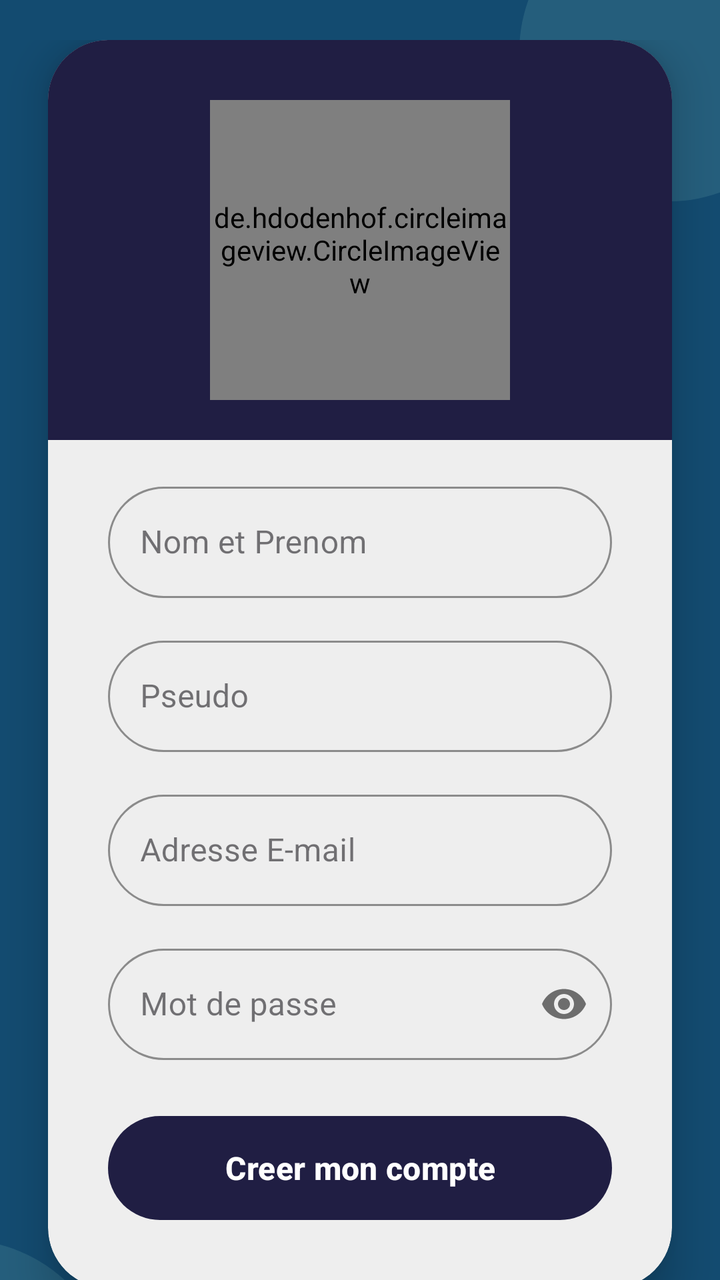
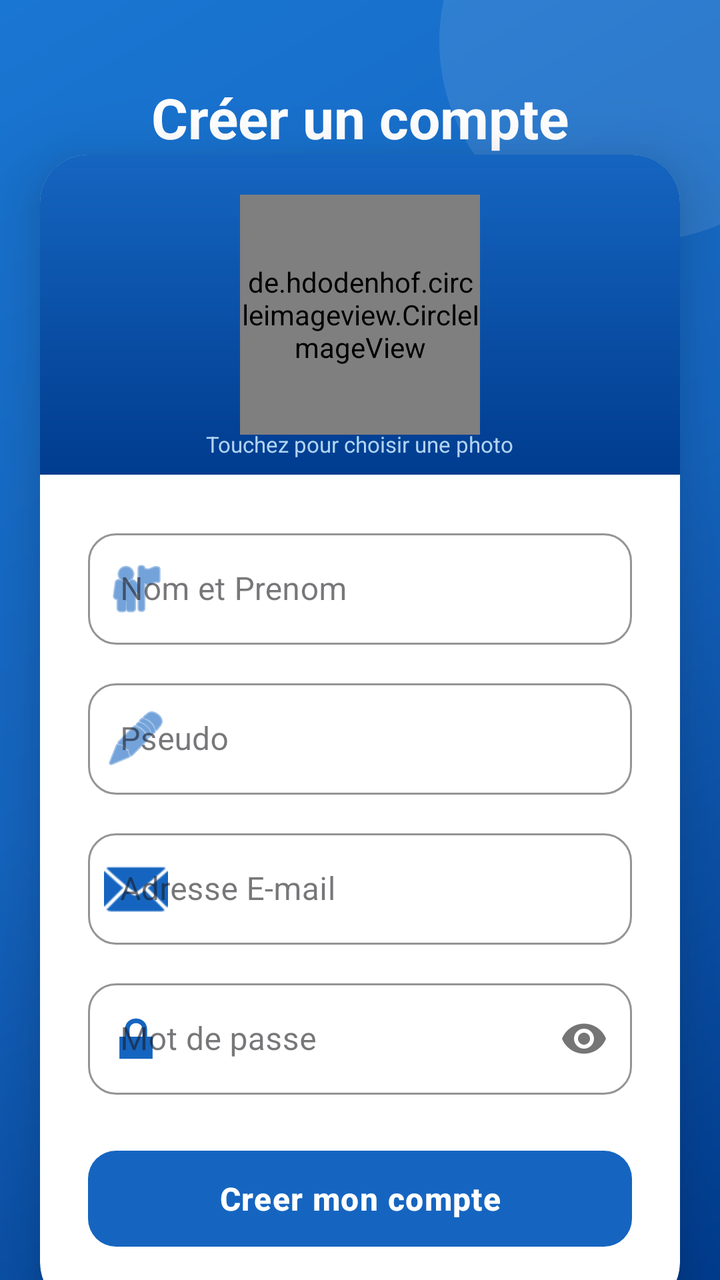

Screens rendered from an Android XML layout before and after an edit, with the pre-edit source and the edit as a unified diff.
<!-- AndroidManifest.xml: application theme Theme.Chat_app -->
<!-- res/layout/activity_register.xml -->
<?xml version="1.0" encoding="utf-8"?>
<androidx.constraintlayout.widget.ConstraintLayout xmlns:android="http://schemas.android.com/apk/res/android"
    xmlns:app="http://schemas.android.com/apk/res-auto"
    xmlns:tools="http://schemas.android.com/tools"
    android:id="@+id/register_page"
    android:layout_width="match_parent"
    android:layout_height="match_parent"
    android:background="@color/colorPrimary"
    tools:context=".RegisterActivity">

    <View
        android:layout_width="150dp"
        android:layout_height="150dp"
        android:layout_marginTop="-50dp"
        android:layout_marginEnd="-50dp"
        android:alpha="0.3"
        android:background="@drawable/circle_shape"
        android:backgroundTint="@color/colorSecondary"
        app:layout_constraintEnd_toEndOf="parent"
        app:layout_constraintTop_toTopOf="parent" />

    <View
        android:layout_width="150dp"
        android:layout_height="150dp"
        android:layout_marginTop="620dp"
        android:layout_marginEnd="304dp"
        android:alpha="0.3"
        android:background="@drawable/circle_shape"
        android:backgroundTint="@color/colorSecondary"
        app:layout_constraintEnd_toEndOf="parent"
        app:layout_constraintTop_toTopOf="parent" />

    <ScrollView
        android:layout_width="match_parent"
        android:layout_height="match_parent"
        android:fillViewport="true"
        android:scrollbars="none"
        app:layout_constraintBottom_toBottomOf="parent"
        app:layout_constraintEnd_toEndOf="parent"
        app:layout_constraintStart_toStartOf="parent"
        app:layout_constraintTop_toTopOf="parent">

        <androidx.constraintlayout.widget.ConstraintLayout
            android:layout_width="match_parent"
            android:layout_height="wrap_content"
            android:paddingBottom="20dp"
            android:paddingTop="20dp">

            <androidx.cardview.widget.CardView
                android:layout_width="0dp"
                android:layout_height="wrap_content"
                android:layout_marginHorizontal="24dp"
                app:cardBackgroundColor="@color/colorBackground"
                app:cardCornerRadius="30dp"
                app:cardElevation="12dp"
                app:layout_constraintBottom_toBottomOf="parent"
                app:layout_constraintEnd_toEndOf="parent"
                app:layout_constraintStart_toStartOf="parent"
                app:layout_constraintTop_toTopOf="parent">

                <View
                    android:layout_width="match_parent"
                    android:layout_height="200dp"
                    android:background="@color/colorPrimaryDark" />

                <LinearLayout
                    android:layout_width="match_parent"
                    android:layout_height="wrap_content"
                    android:orientation="vertical"
                    android:padding="30dp">

                    <de.hdodenhof.circleimageview.CircleImageView
                        android:id="@+id/image_register"
                        android:layout_width="150dp"
                        android:layout_height="150dp"
                        android:layout_gravity="center"
                        android:layout_marginBottom="38dp"
                        android:scaleType="centerCrop"
                        android:src="@drawable/profile"
                        app:civ_border_color="@color/colorTextOnPrimary"
                        app:civ_border_width="6dp"
                        app:civ_circle_background_color="@color/colorPrimaryDark" />

                    <com.google.android.material.textfield.TextInputLayout
                        android:id="@+id/nom_layout"
                        style="@style/Widget.MaterialComponents.TextInputLayout.OutlinedBox"
                        android:layout_width="match_parent"
                        android:layout_height="wrap_content"
                        android:layout_marginBottom="16dp"
                        app:boxCornerRadiusBottomEnd="30dp"
                        app:boxCornerRadiusBottomStart="30dp"
                        app:boxCornerRadiusTopEnd="30dp"
                        app:boxCornerRadiusTopStart="30dp"
                        app:boxStrokeColor="@color/colorPrimary"
                        app:startIconTint="@color/colorPrimary">

                        <com.google.android.material.textfield.TextInputEditText
                            android:id="@+id/nometprenom_edit_text"
                            android:layout_width="match_parent"
                            android:layout_height="wrap_content"
                            android:hint="@string/hint_nometprenom"
                            android:inputType="textPersonName" />
                    </com.google.android.material.textfield.TextInputLayout>

                    <com.google.android.material.textfield.TextInputLayout
                        android:id="@+id/pseudo_layout"
                        style="@style/Widget.MaterialComponents.TextInputLayout.OutlinedBox"
                        android:layout_width="match_parent"
                        android:layout_height="wrap_content"
                        android:layout_marginBottom="16dp"
                        app:boxCornerRadiusBottomEnd="30dp"
                        app:boxCornerRadiusBottomStart="30dp"
                        app:boxCornerRadiusTopEnd="30dp"
                        app:boxCornerRadiusTopStart="30dp"
                        app:boxStrokeColor="@color/colorPrimary"
                        app:startIconTint="@color/colorPrimary">

                        <com.google.android.material.textfield.TextInputEditText
                            android:id="@+id/pseudo_edit_text"
                            android:layout_width="match_parent"
                            android:layout_height="wrap_content"
                            android:hint="@string/hint_pseudo"
                            android:inputType="textVisiblePassword" />
                    </com.google.android.material.textfield.TextInputLayout>

                    <com.google.android.material.textfield.TextInputLayout
                        android:id="@+id/email_layout"
                        style="@style/Widget.MaterialComponents.TextInputLayout.OutlinedBox"
                        android:layout_width="match_parent"
                        android:layout_height="wrap_content"
                        android:layout_marginBottom="16dp"
                        app:boxCornerRadiusBottomEnd="30dp"
                        app:boxCornerRadiusBottomStart="30dp"
                        app:boxCornerRadiusTopEnd="30dp"
                        app:boxCornerRadiusTopStart="30dp"
                        app:boxStrokeColor="@color/colorPrimary"
                        app:startIconTint="@color/colorPrimary">

                        <com.google.android.material.textfield.TextInputEditText
                            android:id="@+id/email_edit_text"
                            android:layout_width="match_parent"
                            android:layout_height="wrap_content"
                            android:hint="@string/hint_email"
                            android:inputType="textEmailAddress" />
                    </com.google.android.material.textfield.TextInputLayout>

                    <com.google.android.material.textfield.TextInputLayout
                        android:id="@+id/password_layout"
                        style="@style/Widget.MaterialComponents.TextInputLayout.OutlinedBox"
                        android:layout_width="match_parent"
                        android:layout_height="wrap_content"
                        android:layout_marginBottom="24dp"
                        app:boxCornerRadiusBottomEnd="30dp"
                        app:boxCornerRadiusBottomStart="30dp"
                        app:boxCornerRadiusTopEnd="30dp"
                        app:boxCornerRadiusTopStart="30dp"
                        app:boxStrokeColor="@color/colorPrimary"
                        app:passwordToggleEnabled="true"
                        app:startIconTint="@color/colorPrimary">

                        <com.google.android.material.textfield.TextInputEditText
                            android:id="@+id/password_edit_text"
                            android:layout_width="match_parent"
                            android:layout_height="wrap_content"
                            android:hint="@string/hint_password"
                            android:inputType="textPassword" />
                    </com.google.android.material.textfield.TextInputLayout>

                    <com.google.android.material.button.MaterialButton
                        android:id="@+id/login_button"
                        android:layout_width="match_parent"
                        android:layout_height="60dp"
                        android:text="@string/button_create_account"
                        android:textSize="16sp"
                        android:textStyle="bold"
                        android:elevation="4dp"
                        app:backgroundTint="@color/colorPrimaryDark"
                        app:cornerRadius="30dp"
                        app:layout_constraintBottom_toBottomOf="parent"
                        app:layout_constraintTop_toBottomOf="@+id/password_layout" />

                </LinearLayout>

            </androidx.cardview.widget.CardView>

        </androidx.constraintlayout.widget.ConstraintLayout>
    </ScrollView>

</androidx.constraintlayout.widget.ConstraintLayout>
<!-- resources referenced by this layout -->
<resources>
  <color name="colorBackground">#EEEEEE</color>
  <color name="colorPrimary">#134B70</color>
  <color name="colorPrimaryDark">#201E43</color>
  <color name="colorSecondary">#508C9B</color>
  <color name="colorTextOnPrimary">#FFFFFF</color>
  <!-- drawable circle_shape (drawable) -->
  <?xml version="1.0" encoding="utf-8"?>
  <shape xmlns:android="http://schemas.android.com/apk/res/android"
      android:shape="oval">
      <solid android:color="#FFFFFF"/>  </shape>
  <!-- drawable profile: png bitmap (drawable, 25866 bytes) -->
  <string name="button_create_account">Creer mon compte</string>
  <string name="hint_email">Adresse E-mail</string>
  <string name="hint_nometprenom">Nom et Prenom</string>
  <string name="hint_password">Mot de passe</string>
  <string name="hint_pseudo">Pseudo</string>
  <style name="Theme.Chat_app" parent="Base.Theme.Chat_app" />
  <style name="Base.Theme.Chat_app" parent="Theme.Material3.DayNight.NoActionBar">
          
          
      </style>
</resources>

<!-- the commit's change to res/layout/activity_register.xml (unified diff, before → after) -->
@@ -1,186 +1,207 @@
 <?xml version="1.0" encoding="utf-8"?>
-<androidx.constraintlayout.widget.ConstraintLayout xmlns:android="http://schemas.android.com/apk/res/android"
+<androidx.constraintlayout.widget.ConstraintLayout
+    xmlns:android="http://schemas.android.com/apk/res/android"
     xmlns:app="http://schemas.android.com/apk/res-auto"
     xmlns:tools="http://schemas.android.com/tools"
     android:id="@+id/register_page"
     android:layout_width="match_parent"
     android:layout_height="match_parent"
-    android:background="@color/colorPrimary"
+    android:background="@drawable/bg_login_gradient"
     tools:context=".RegisterActivity">
 
+    
     <View
-        android:layout_width="150dp"
-        android:layout_height="150dp"
-        android:layout_marginTop="-50dp"
-        android:layout_marginEnd="-50dp"
-        android:alpha="0.3"
+        android:layout_width="200dp"
+        android:layout_height="200dp"
+        android:alpha="0.10"
         android:background="@drawable/circle_shape"
-        android:backgroundTint="@color/colorSecondary"
-        app:layout_constraintEnd_toEndOf="parent"
-        app:layout_constraintTop_toTopOf="parent" />
-
-    <View
-        android:layout_width="150dp"
-        android:layout_height="150dp"
-        android:layout_marginTop="620dp"
-        android:layout_marginEnd="304dp"
-        android:alpha="0.3"
-        android:background="@drawable/circle_shape"
-        android:backgroundTint="@color/colorSecondary"
-        app:layout_constraintEnd_toEndOf="parent"
-        app:layout_constraintTop_toTopOf="parent" />
+        android:layout_marginTop="-80dp"
+        android:layout_marginEnd="-60dp"
+        app:layout_constraintTop_toTopOf="parent"
+        app:layout_constraintEnd_toEndOf="parent"/>
 
     <ScrollView
-        android:layout_width="match_parent"
-        android:layout_height="match_parent"
+        android:layout_width="0dp"
+        android:layout_height="0dp"
         android:fillViewport="true"
         android:scrollbars="none"
+        app:layout_constraintTop_toTopOf="parent"
         app:layout_constraintBottom_toBottomOf="parent"
-        app:layout_constraintEnd_toEndOf="parent"
         app:layout_constraintStart_toStartOf="parent"
-        app:layout_constraintTop_toTopOf="parent">
+        app:layout_constraintEnd_toEndOf="parent">
 
         <androidx.constraintlayout.widget.ConstraintLayout
             android:layout_width="match_parent"
             android:layout_height="wrap_content"
-            android:paddingBottom="20dp"
-            android:paddingTop="20dp">
+            android:paddingTop="40dp"
+            android:paddingBottom="32dp">
+
+            
+            <TextView
+                android:id="@+id/tvRegisterTitle"
+                android:layout_width="wrap_content"
+                android:layout_height="wrap_content"
+                android:text="Créer un compte"
+                android:textColor="#FFFFFF"
+                android:textSize="28sp"
+                android:textStyle="bold"
+                android:layout_marginBottom="20dp"
+                app:layout_constraintTop_toTopOf="parent"
+                app:layout_constraintStart_toStartOf="parent"
+                app:layout_constraintEnd_toEndOf="parent"/>
 
             <androidx.cardview.widget.CardView
                 android:layout_width="0dp"
                 android:layout_height="wrap_content"
-                android:layout_marginHorizontal="24dp"
-                app:cardBackgroundColor="@color/colorBackground"
-                app:cardCornerRadius="30dp"
-                app:cardElevation="12dp"
-                app:layout_constraintBottom_toBottomOf="parent"
-                app:layout_constraintEnd_toEndOf="parent"
+                android:layout_marginStart="20dp"
+                android:layout_marginEnd="20dp"
+                app:cardBackgroundColor="@color/white"
+                app:cardCornerRadius="24dp"
+                app:cardElevation="20dp"
+                app:layout_constraintTop_toBottomOf="@id/tvRegisterTitle"
                 app:layout_constraintStart_toStartOf="parent"
-                app:layout_constraintTop_toTopOf="parent">
-
-                <View
-                    android:layout_width="match_parent"
-                    android:layout_height="200dp"
-                    android:background="@color/colorPrimaryDark" />
-
+                app:layout_constraintEnd_toEndOf="parent">
+
+                
                 <LinearLayout
                     android:layout_width="match_parent"
                     android:layout_height="wrap_content"
-                    android:orientation="vertical"
-                    android:padding="30dp">
-
-                    <de.hdodenhof.circleimageview.CircleImageView
-                        android:id="@+id/image_register"
-                        android:layout_width="150dp"
-                        android:layout_height="150dp"
-                        android:layout_gravity="center"
-                        android:layout_marginBottom="38dp"
-                        android:scaleType="centerCrop"
-                        android:src="@drawable/profile"
-                        app:civ_border_color="@color/colorTextOnPrimary"
-                        app:civ_border_width="6dp"
-                        app:civ_circle_background_color="@color/colorPrimaryDark" />
-
-                    <com.google.android.material.textfield.TextInputLayout
-                        android:id="@+id/nom_layout"
-                        style="@style/Widget.MaterialComponents.TextInputLayout.OutlinedBox"
+                    android:orientation="vertical">
+
+                    
+                    <FrameLayout
+                        android:layout_width="match_parent"
+                        android:layout_height="160dp"
+                        android:background="@drawable/bg_header_gradient">
+
+                        <de.hdodenhof.circleimageview.CircleImageView
+                            android:id="@+id/image_register"
+                            android:layout_width="120dp"
+                            android:layout_height="120dp"
+                            android:layout_gravity="center"
+                            android:src="@drawable/profile"
+                            app:civ_border_color="@color/white"
+                            app:civ_border_width="4dp"
+                            app:civ_circle_background_color="@color/colorPrimaryDark"/>
+
+                        <TextView
+                            android:layout_width="wrap_content"
+                            android:layout_height="wrap_content"
+                            android:layout_gravity="center|bottom"
+                            android:layout_marginBottom="8dp"
+                            android:text="Touchez pour choisir une photo"
+                            android:textColor="#B0D4F1"
+                            android:textSize="11sp"/>
+                    </FrameLayout>
+
+                    
+                    <LinearLayout
                         android:layout_width="match_parent"
                         android:layout_height="wrap_content"
-                        android:layout_marginBottom="16dp"
-                        app:boxCornerRadiusBottomEnd="30dp"
-                        app:boxCornerRadiusBottomStart="30dp"
-                        app:boxCornerRadiusTopEnd="30dp"
-                        app:boxCornerRadiusTopStart="30dp"
-                        app:boxStrokeColor="@color/colorPrimary"
-                        app:startIconTint="@color/colorPrimary">
-
-                        <com.google.android.material.textfield.TextInputEditText
-                            android:id="@+id/nometprenom_edit_text"
+                        android:orientation="vertical"
+                        android:paddingStart="24dp"
+                        android:paddingEnd="24dp"
+                        android:paddingTop="24dp"
+                        android:paddingBottom="28dp">
+
+                        <com.google.android.material.textfield.TextInputLayout
+                            android:id="@+id/nom_layout"
+                            style="@style/Widget.MaterialComponents.TextInputLayout.OutlinedBox"
                             android:layout_width="match_parent"
                             android:layout_height="wrap_content"
                             android:hint="@string/hint_nometprenom"
-                            android:inputType="textPersonName" />
-                    </com.google.android.material.textfield.TextInputLayout>
-
-                    <com.google.android.material.textfield.TextInputLayout
-                        android:id="@+id/pseudo_layout"
-                        style="@style/Widget.MaterialComponents.TextInputLayout.OutlinedBox"
-                        android:layout_width="match_parent"
-                        android:layout_height="wrap_content"
-                        android:layout_marginBottom="16dp"
-                        app:boxCornerRadiusBottomEnd="30dp"
-                        app:boxCornerRadiusBottomStart="30dp"
-                        app:boxCornerRadiusTopEnd="30dp"
-                        app:boxCornerRadiusTopStart="30dp"
-                        app:boxStrokeColor="@color/colorPrimary"
-                        app:startIconTint="@color/colorPrimary">
-
-                        <com.google.android.material.textfield.TextInputEditText
-                            android:id="@+id/pseudo_edit_text"
+                            app:boxCornerRadiusTopStart="14dp"
+                            app:boxCornerRadiusTopEnd="14dp"
+                            app:boxCornerRadiusBottomStart="14dp"
+                            app:boxCornerRadiusBottomEnd="14dp"
+                            app:boxStrokeColor="@color/colorPrimary"
+                            app:startIconDrawable="@android:drawable/ic_menu_myplaces"
+                            app:startIconTint="@color/colorPrimary"
+                            android:layout_marginBottom="14dp">
+                            <com.google.android.material.textfield.TextInputEditText
+                                android:id="@+id/nometprenom_edit_text"
+                                android:layout_width="match_parent"
+                                android:layout_height="wrap_content"
+                                android:inputType="textPersonName"/>
+                        </com.google.android.material.textfield.TextInputLayout>
+
+                        <com.google.android.material.textfield.TextInputLayout
+                            android:id="@+id/pseudo_layout"
+                            style="@style/Widget.MaterialComponents.TextInputLayout.OutlinedBox"
                             android:layout_width="match_parent"
                             android:layout_height="wrap_content"
                             android:hint="@string/hint_pseudo"
-                            android:inputType="textVisiblePassword" />
-                    </com.google.android.material.textfield.TextInputLayout>
-
-                    <com.google.android.material.textfield.TextInputLayout
-                        android:id="@+id/email_layout"
-                        style="@style/Widget.MaterialComponents.TextInputLayout.OutlinedBox"
-                        android:layout_width="match_parent"
-                        android:layout_height="wrap_content"
-                        android:layout_marginBottom="16dp"
-                        app:boxCornerRadiusBottomEnd="30dp"
-                        app:boxCornerRadiusBottomStart="30dp"
-                        app:boxCornerRadiusTopEnd="30dp"
-                        app:boxCornerRadiusTopStart="30dp"
-                        app:boxStrokeColor="@color/colorPrimary"
-                        app:startIconTint="@color/colorPrimary">
-
-                        <com.google.android.material.textfield.TextInputEditText
-                            android:id="@+id/email_edit_text"
+                            app:boxCornerRadiusTopStart="14dp"
+                            app:boxCornerRadiusTopEnd="14dp"
+                            app:boxCornerRadiusBottomStart="14dp"
+                            app:boxCornerRadiusBottomEnd="14dp"
+                            app:boxStrokeColor="@color/colorPrimary"
+                            app:startIconDrawable="@android:drawable/ic_menu_edit"
+                            app:startIconTint="@color/colorPrimary"
+                            android:layout_marginBottom="14dp">
+                            <com.google.android.material.textfield.TextInputEditText
+                                android:id="@+id/pseudo_edit_text"
+                                android:layout_width="match_parent"
+                                android:layout_height="wrap_content"
+                                android:inputType="textVisiblePassword"/>
+                        </com.google.android.material.textfield.TextInputLayout>
+
+                        <com.google.android.material.textfield.TextInputLayout
+                            android:id="@+id/email_layout"
+                            style="@style/Widget.MaterialComponents.TextInputLayout.OutlinedBox"
                             android:layout_width="match_parent"
                             android:layout_height="wrap_content"
                             android:hint="@string/hint_email"
-                            android:inputType="textEmailAddress" />
-                    </com.google.android.material.textfield.TextInputLayout>
-
-                    <com.google.android.material.textfield.TextInputLayout
-                        android:id="@+id/password_layout"
-                        style="@style/Widget.MaterialComponents.TextInputLayout.OutlinedBox"
-                        android:layout_width="match_parent"
-                        android:layout_height="wrap_content"
-                        android:layout_marginBottom="24dp"
-                        app:boxCornerRadiusBottomEnd="30dp"
-                        app:boxCornerRadiusBottomStart="30dp"
-                        app:boxCornerRadiusTopEnd="30dp"
-                        app:boxCornerRadiusTopStart="30dp"
-                        app:boxStrokeColor="@color/colorPrimary"
-                        app:passwordToggleEnabled="true"
-                        app:startIconTint="@color/colorPrimary">
-
-                        <com.google.android.material.textfield.TextInputEditText
-                            android:id="@+id/password_edit_text"
+                            app:boxCornerRadiusTopStart="14dp"
+                            app:boxCornerRadiusTopEnd="14dp"
+                            app:boxCornerRadiusBottomStart="14dp"
+                            app:boxCornerRadiusBottomEnd="14dp"
+                            app:boxStrokeColor="@color/colorPrimary"
+                            app:startIconDrawable="@android:drawable/ic_dialog_email"
+                            app:startIconTint="@color/colorPrimary"
+                            android:layout_marginBottom="14dp">
+                            <com.google.android.material.textfield.TextInputEditText
+                                android:id="@+id/email_edit_text"
+                                android:layout_width="match_parent"
+                                android:layout_height="wrap_content"
+                                android:inputType="textEmailAddress"/>
+                        </com.google.android.material.textfield.TextInputLayout>
+
+                        <com.google.android.material.textfield.TextInputLayout
+                            android:id="@+id/password_layout"
+                            style="@style/Widget.MaterialComponents.TextInputLayout.OutlinedBox"
                             android:layout_width="match_parent"
                             android:layout_height="wrap_content"
                             android:hint="@string/hint_password"
-                            android:inputType="textPassword" />
-                    </com.google.android.material.textfield.TextInputLayout>
-
-                    <com.google.android.material.button.MaterialButton
-                        android:id="@+id/login_button"
-                        android:layout_width="match_parent"
-                        android:layout_height="60dp"
-                        android:text="@string/button_create_account"
-                        android:textSize="16sp"
-                        android:textStyle="bold"
-                        android:elevation="4dp"
-                        app:backgroundTint="@color/colorPrimaryDark"
-                        app:cornerRadius="30dp"
-                        app:layout_constraintBottom_toBottomOf="parent"
-                        app:layout_constraintTop_toBottomOf="@+id/password_layout" />
-
+                            app:boxCornerRadiusTopStart="14dp"
+                            app:boxCornerRadiusTopEnd="14dp"
+                            app:boxCornerRadiusBottomStart="14dp"
+                            app:boxCornerRadiusBottomEnd="14dp"
+                            app:boxStrokeColor="@color/colorPrimary"
+                            app:startIconDrawable="@android:drawable/ic_lock_lock"
+                            app:startIconTint="@color/colorPrimary"
+                            app:passwordToggleEnabled="true"
+                            android:layout_marginBottom="24dp">
+                            <com.google.android.material.textfield.TextInputEditText
+                                android:id="@+id/password_edit_text"
+                                android:layout_width="match_parent"
+                                android:layout_height="wrap_content"
+                                android:inputType="textPassword"/>
+                        </com.google.android.material.textfield.TextInputLayout>
+
+                        <com.google.android.material.button.MaterialButton
+                            android:id="@+id/login_button"
+                            android:layout_width="match_parent"
+                            android:layout_height="56dp"
+                            android:text="@string/button_create_account"
+                            android:textSize="16sp"
+                            android:textStyle="bold"
+                            android:letterSpacing="0.03"
+                            app:backgroundTint="@color/colorPrimary"
+                            app:cornerRadius="14dp"/>
+
+                    </LinearLayout>
                 </LinearLayout>
-
             </androidx.cardview.widget.CardView>
 
         </androidx.constraintlayout.widget.ConstraintLayout>
<!-- resource entries referenced after the edit -->
@@ -1,9 +1,33 @@
 <!-- resources referenced by this layout -->
 <resources>
-  <color name="colorBackground">#EEEEEE</color>
-  <color name="colorPrimary">#134B70</color>
-  <color name="colorPrimaryDark">#201E43</color>
-  <color name="colorSecondary">#508C9B</color>
+  <color name="colorBackground">#F0F4F8</color>
+  <color name="colorPrimary">#1565C0</color>
+  <color name="colorPrimaryDark">#003c8f</color>
+  <color name="white">#FFFFFF</color>
+  <!-- drawable bg_header_gradient (drawable) -->
+  <?xml version="1.0" encoding="utf-8"?>
+  <shape xmlns:android="http://schemas.android.com/apk/res/android"
+      android:shape="rectangle">
+  
+      <gradient
+          android:angle="270"
+          android:startColor="@color/colorPrimary"
+          android:endColor="@color/colorPrimaryDark"
+          android:type="linear" />
+  
+  </shape>
+  <!-- drawable bg_login_gradient (drawable) -->
+  <?xml version="1.0" encoding="utf-8"?>
+  <shape xmlns:android="http://schemas.android.com/apk/res/android">
+      <gradient
+          android:angle="135"
+          android:startColor="#003c8f"
+          android:centerColor="#1565C0"
+          android:endColor="#1976D2"
+          android:type="linear"/>
+  </shape>
+  <color name="colorSecondary">#42A5F5</color>
+  <color name="colorSurface">#FFFFFF</color>
   <color name="colorTextOnPrimary">#FFFFFF</color>
   <!-- drawable circle_shape (drawable) -->
   <?xml version="1.0" encoding="utf-8"?>
@@ -18,8 +42,12 @@
   <string name="hint_pseudo">Pseudo</string>
   <style name="Theme.Chat_app" parent="Base.Theme.Chat_app" />
   <style name="Base.Theme.Chat_app" parent="Theme.Material3.DayNight.NoActionBar">
-          
-          
+          <item name="colorPrimary">@color/colorPrimary</item>
+          <item name="colorOnPrimary">@color/colorTextOnPrimary</item>
+          <item name="colorSecondary">@color/colorSecondary</item>
+          <item name="colorSurface">@color/colorSurface</item>
+          <item name="android:colorBackground">@color/colorBackground</item>
+          <item name="android:windowBackground">@color/colorBackground</item>
       </style>
 </resources>
 
